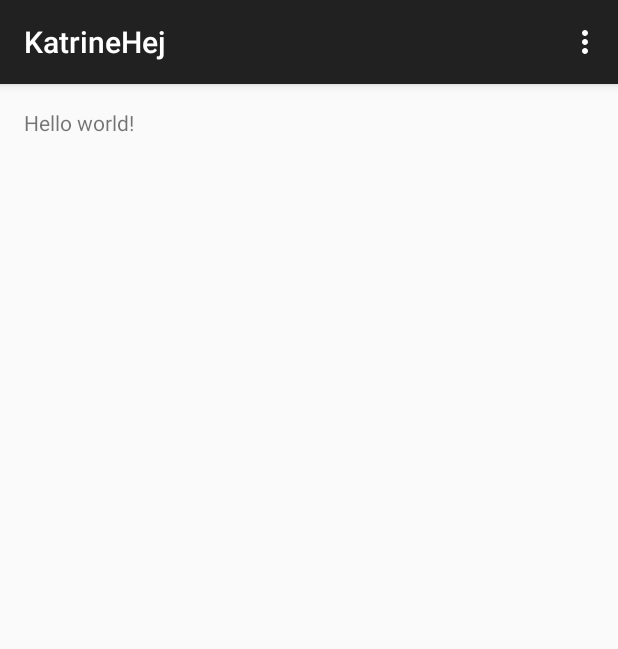
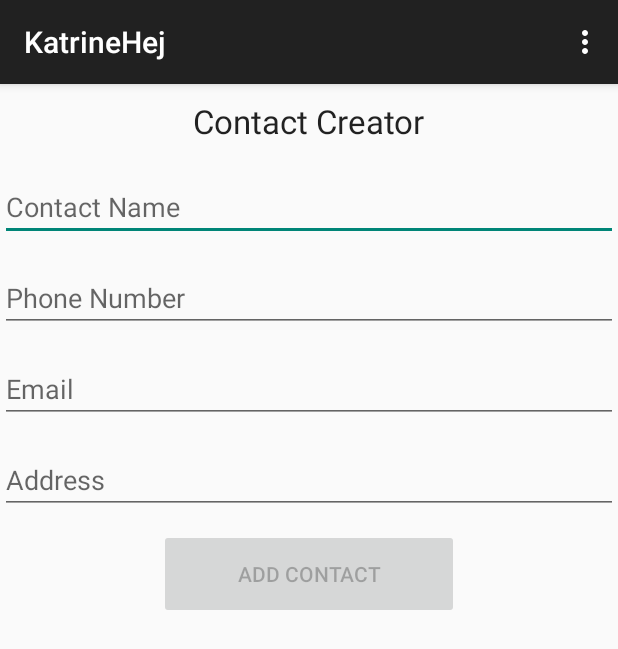
Before and after one commit to arisvang/KatrineHej, an Android app: the screen it shows after launch (MainActivity), on a phone screen of 412 x 824 dp. Shown: the top 649 px of the screen. Run offline under Robolectric (Android 15) with nearby library versions, the phone set to English and light mode, and no system bars.

Commit message:
Contact App

```diff
--- a/app/src/main/res/layout/activity_main.xml
+++ b/app/src/main/res/layout/activity_main.xml
@@ -1,11 +1,63 @@
-<RelativeLayout xmlns:android="http://schemas.android.com/apk/res/android"
-    xmlns:tools="http://schemas.android.com/tools" android:layout_width="match_parent"
-    android:layout_height="match_parent" android:paddingLeft="@dimen/activity_horizontal_margin"
-    android:paddingRight="@dimen/activity_horizontal_margin"
-    android:paddingTop="@dimen/activity_vertical_margin"
-    android:paddingBottom="@dimen/activity_vertical_margin" tools:context=".MainActivity">
+<LinearLayout xmlns:android="http://schemas.android.com/apk/res/android"
+    xmlns:tools="http://schemas.android.com/tools"
+    android:layout_width="match_parent"
+    android:layout_height="match_parent"
+    android:orientation="vertical">
 
-    <TextView android:text="@string/hello_world" android:layout_width="wrap_content"
-        android:layout_height="wrap_content" />
+    <TextView
+        android:layout_width="wrap_content"
+        android:layout_height="wrap_content"
+        android:textAppearance="?android:attr/textAppearanceLarge"
+        android:text="Contact Creator"
+        android:id="@+id/lblCreatorTitle"
+        android:layout_gravity="center_horizontal"
+        android:layout_marginTop="10dp" />
 
-</RelativeLayout>
+    <EditText
+        android:layout_width="fill_parent"
+        android:layout_height="wrap_content"
+        android:inputType="textPersonName"
+        android:ems="10"
+        android:id="@+id/txtName"
+        android:layout_marginTop="20dp"
+        android:hint="Contact Name" />
+
+    <EditText
+        android:layout_width="fill_parent"
+        android:layout_height="wrap_content"
+        android:inputType="phone"
+        android:ems="10"
+        android:id="@+id/txtPhone"
+        android:layout_marginTop="15dp"
+        android:hint="Phone Number" />
+
+    <EditText
+        android:layout_width="fill_parent"
+        android:layout_height="wrap_content"
+        android:ems="10"
+        android:id="@+id/txtEmail"
+        android:layout_marginTop="15dp"
+        android:hint="Email"
+        android:layout_gravity="center_horizontal"
+        android:inputType="textEmailAddress" />
+
+    <EditText
+        android:layout_width="fill_parent"
+        android:layout_height="wrap_content"
+        android:ems="10"
+        android:id="@+id/txtAddress"
+        android:layout_marginTop="15dp"
+        android:hint="Address"
+        android:layout_gravity="center_horizontal"
+        android:inputType="textPostalAddress" />
+
+    <Button
+        android:layout_width="200dp"
+        android:layout_height="60dp"
+        android:text="Add Contact"
+        android:id="@+id/btnAdd"
+        android:layout_gravity="center_horizontal"
+        android:layout_marginTop="10dp"
+        android:enabled="false" />
+
+</LinearLayout>
```
Also changed, not shown: 1 other file.
